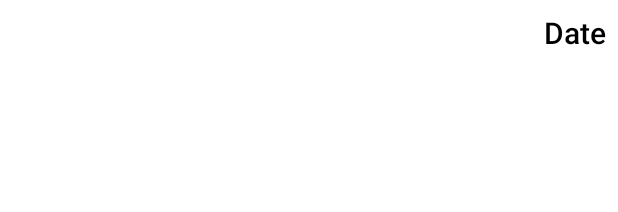
After one commit to MarcDonald/Earworm, an Android app: the layout item_header.xml on its own in the app's theme, with its tools: preview values and no code run, on a phone screen of 412 x 824 dp. The commit adds this screen. Shown: the top 212 px of the screen. Run offline under Robolectric (Android 15) with nearby library versions, the phone set to English and light mode, and no system bars.

Commit message:
Add list headers on a monthly basis

```diff
--- a/app/src/main/java/app/marcdev/earworm/mainscreen/mainrecycler/MainRecyclerAdapter.kt
+++ b/app/src/main/java/app/marcdev/earworm/mainscreen/mainrecycler/MainRecyclerAdapter.kt
@@ -25,6 +25,11 @@ class MainRecyclerAdapter(context: Context?, private val presenter: MainFragment
     lateinit var viewHolder: MainRecyclerViewHolder
 
     when(viewType) {
+      HEADER -> {
+        Timber.v("Log: onCreateViewHolder: Type == Header")
+        val view = inflater.inflate(R.layout.item_header, parent, false)
+        viewHolder = MainRecyclerViewHolderHeader(view)
+      }
       SONG -> {
         Timber.v("Log: onCreateViewHolder: Type == Song")
         val view = inflater.inflate(R.layout.item_mainrecycler_song, parent, false)
--- /dev/null
+++ b/app/src/main/res/layout/item_header.xml
@@ -0,0 +1,19 @@
+<?xml version="1.0" encoding="utf-8"?>
+<androidx.constraintlayout.widget.ConstraintLayout xmlns:android="http://schemas.android.com/apk/res/android"
+  xmlns:app="http://schemas.android.com/apk/res-auto"
+  android:orientation="vertical"
+  android:layout_width="match_parent"
+  android:layout_height="wrap_content">
+
+  <TextView
+    android:id="@+id/txt_header_title"
+    android:layout_width="wrap_content"
+    android:layout_height="wrap_content"
+    android:text="@string/date"
+    android:textAppearance="@style/LightTheme.TextAppearance.ToolbarTitle"
+    android:layout_margin="@dimen/marginStandard"
+    app:layout_constraintEnd_toEndOf="parent"
+    app:layout_constraintTop_toTopOf="parent"
+    app:layout_constraintBottom_toBottomOf="parent" />
+
+</androidx.constraintlayout.widget.ConstraintLayout>
```
Also changed, not shown: app/src/main/java/app/marcdev/earworm/EarwormUtils.kt (+39 -3 lines), app/src/main/java/app/marcdev/earworm/mainscreen/MainFragmentPresenterImpl.kt (+7 -8 lines), app/src/main/java/app/marcdev/earworm/mainscreen/mainrecycler/MainRecyclerViewHolderHeader.kt (added, +19 -0 lines), app/src/main/res/values/strings.xml (+15 -0 lines).
